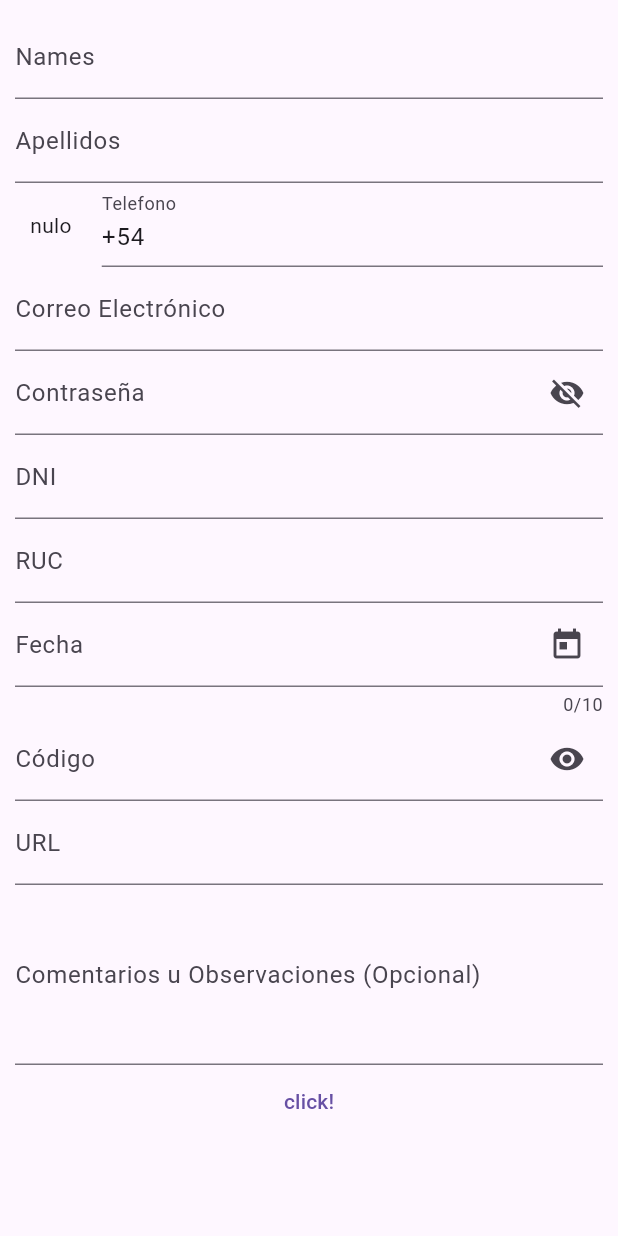
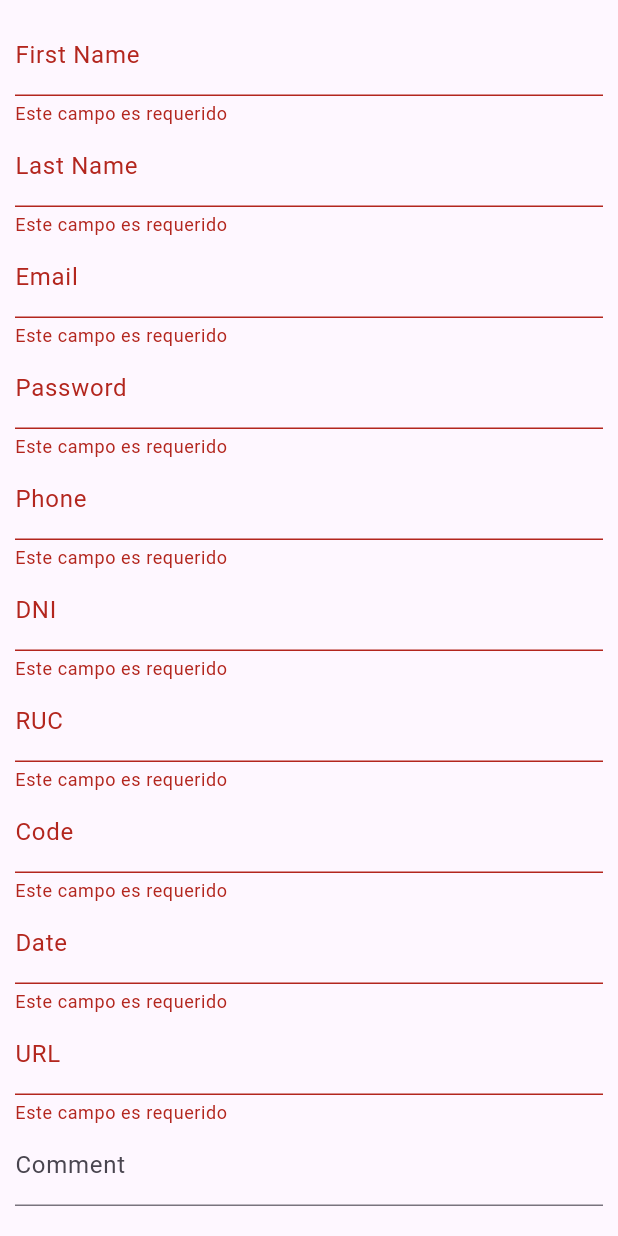
Before and after one commit to ValentinoYikaLoza/inputs_wydnex, a Flutter app: the screen it shows after launch, on a phone screen of 412 x 824 dp. Run offline on Flutter 3.47's test engine with Material 3 defaults, Android fonts, the light colour scheme and no system bars; our stand-ins replace dio, flutter_riverpod.

Commit message:
todas los inputs funcionando correctamente, falta decorar

```diff
--- /dev/null
+++ b/lib/inputs/form_wydnex.dart
@@ -0,0 +1,193 @@
+enum Validators {
+  required,
+  firstName,
+  lastName,
+  email,
+  password,
+  phone,
+  dni,
+  ruc,
+  code,
+  date,
+  url,
+  comment,
+}
+
+class FormWydnex<T> {
+  const FormWydnex({
+    required this.value,
+    this.validators = const [],
+    this.isPure = true,
+  });
+
+  final T value;
+  final List<Validators> validators;
+
+  bool get isValid => errorMessage == null;
+
+  bool get isInvalid => errorMessage != null;
+
+  String? get errorMessage {
+
+    if (this.validators.contains(Validators.required)) {
+      if(value == ''){
+        return 'Este campo es requerido';
+      }
+    }
+
+    if (this.validators.contains(Validators.firstName)) {
+      if (!RegExp(r"^[a-zA-ZÀ-ÿ']+(\s[a-zA-ZÀ-ÿ']+)*$")
+          .hasMatch(value.toString())) {
+        print('> valor incorrecto');
+
+
+        return 'Ingrese un nombre válido (solo letras y espacios)';
+      }
+    }
+
+    if (this.validators.contains(Validators.lastName)) {
+      if (!RegExp(r"^[a-zA-ZÀ-ÿ']+(\s[a-zA-ZÀ-ÿ']+)*$").hasMatch(value.toString())) {
+        return 'Ingrese un apellido válido';
+      }
+    }
+
+    if (this.validators.contains(Validators.email)) {
+      if (!RegExp(r'^[\w-\.]+@([\w-]+\.)+[\w-]{2,4}$').hasMatch(value.toString())) {
+        return 'Ingrese un correo electrónico válido (por ejemplo, example@example.com)';
+      }
+    }
+
+    if (this.validators.contains(Validators.password)) {
+      if (!RegExp(
+              r'^(?=.*[A-Z])(?=.*[a-z])(?=.*[0-9])(?=.*[!@#\$%\^&\*])(?=.{12,})')
+          .hasMatch(value.toString())) {
+        return 'La contraseña debe tener al menos 12 caracteres y contener al menos una letra mayúscula, \nuna letra minúscula, un número y un carácter especial (por ejemplo, Q7PQ^ThLS/TH@C3x{Hfqxg6)';
+      }
+    }
+
+    if (this.validators.contains(Validators.phone)) {
+      if (!RegExp(r'^\+\d{9,14}$').hasMatch(value.toString())) {
+        return 'Ingrese un número de teléfono válido (por ejemplo, +51123456789)';
+      }
+    }
+
+    if (this.validators.contains(Validators.dni)) {
+      if (!RegExp(r'^[0-9]{8}$').hasMatch(value.toString())) {
+        return 'El DNI debe tener exactamente 8 dígitos (por ejemplo, 12345678)';
+      }
+    }
+
+    if (this.validators.contains(Validators.ruc)) {
+      if (!RegExp(r'^[0-9]{11}$').hasMatch(value.toString())) {
+        return 'El RUC debe tener exactamente 11 dígitos (por ejemplo, 12345678901)';
+      }
+    }
+
+    if (this.validators.contains(Validators.code)) {
+      if (!RegExp(r'^[A-Z0-9]{5}[-]?[A-Z0-9]{5}[-]?[A-Z0-9]{5}$')
+          .hasMatch(value.toString())) {
+        return 'Ingrese un código válido con el formato especificado (por ejemplo, KTHJ6-IJ0C6-WK9VN)';
+      }
+    }
+
+    bool isLeapYear(int year) {
+      if (year % 4 != 0) {
+        return false;
+      } else if (year % 100 != 0) {
+        return true;
+      } else if (year % 400 != 0) {
+        return false;
+      } else {
+        return true;
+      }
+    }
+
+    if (this.validators.contains(Validators.date)) {
+      // Utilizamos una expresión regular para verificar el formato de fecha (dd/mm/yyyy)
+      final RegExp dateRegex = RegExp(
+        r'^([0-2][0-9]|3[0-1])/(0[1-9]|1[0-2])/(19|20)\d{2}$',
+      );
+
+      if (!dateRegex.hasMatch(value.toString())) {
+        return 'Ingrese una fecha válida (formato: dd/mm/yyyy)';
+      }
+
+      // Separamos el día, mes y año
+      final List<String> parts = value.toString().split('/');
+      final int day = int.parse(parts[0]);
+      final int month = int.parse(parts[1]);
+      final int year = int.parse(parts[2]);
+
+      // Verificamos si el año es válido
+      if (year < 1900 || year > DateTime.now().year) {
+        return 'Ingrese un año válido (entre 1900 y ${DateTime.now().year})';
+      }
+
+      // Verificamos si el mes es válido
+      if (month < 1 || month > 12) {
+        return 'Ingrese un mes válido (entre 01 y 12)';
+      }
+
+      // Verificamos si el día es válido para el mes y año dados
+      switch (month) {
+        case 2: // Febrero
+          if (isLeapYear(year)) {
+            if (day < 1 || day > 29) {
+              return 'Ingrese un día válido para febrero (año bisiesto)';
+            }
+          } else {
+            if (day < 1 || day > 28) {
+              return 'Ingrese un día válido para febrero (entre 01 y 28)';
+            }
+          }
+          break;
+        case 4: // Abril
+        case 6: // Junio
+        case 9: // Septiembre
+        case 11: // Noviembre
+          if (day < 1 || day > 30) {
+            return 'Ingrese un día válido para este mes (entre 01 y 30)';
+          }
+          break;
+        default: // Resto de los meses
+          if (day < 1 || day > 31) {
+            return 'Ingrese un día válido para este mes (entre 01 y 31)';
+          }
+      }
+    }
+
+    if (this.validators.contains(Validators.url)) {
+      if (!RegExp(
+              r'^(?:http|https)?://(?:(?:[a-zA-Z0-9-]+\.)*[a-zA-Z0-9-]+)+(?:/[\w-]+)*\??(?:[\w-]+=[\w-]+&?)*$')
+          .hasMatch(value.toString())) {
+        return 'Ingrese una URL válida (por ejemplo, http://www.ejemplo.com)';
+      }
+    }
+
+    return null;
+  }
+
+  final bool isPure;
+
+  FormWydnex<T> touched() {
+    return copyWith(
+      isPure: false,
+    );
+  }
+
+  FormWydnex<T> setValue(T newValue) {
+    return copyWith(
+      value: newValue,
+    );
+  }
+
+  FormWydnex<T> copyWith({
+    bool? isPure,
+    T? value,
+  }) =>
+      FormWydnex<T>(
+        isPure: isPure ?? this.isPure,
+        validators: this.validators,
+        value: value ?? this.value,
+      );
+}
--- /dev/null
+++ b/lib/inputs/provider.dart
@@ -0,0 +1,168 @@
+import 'package:flutter_riverpod/flutter_riverpod.dart';
+
+import 'package:inputs_wydnex/inputs/form_wydnex.dart';
+
+final inputsProvider =
+    StateNotifierProvider<InputsNotifier, InputsState>((ref) {
+  return InputsNotifier(ref);
+});
+
+class InputsNotifier extends StateNotifier<InputsState> {
+  InputsNotifier(this.ref) : super(InputsState());
+  final StateNotifierProviderRef ref;
+
+  changeFirstName(FormWydnex<String> firstName) {
+    state = state.copyWith(
+      firstName: firstName,
+    );
+  }
+
+  changeLastName(FormWydnex<String> lastName) {
+    state = state.copyWith(
+      lastName: lastName,
+    );
+  }
+
+  changeEmail(FormWydnex<String> email) {
+    state = state.copyWith(
+      email: email,
+    );
+  }
+
+  changePassword(FormWydnex<String> password) {
+    state = state.copyWith(
+      password: password,
+    );
+  }
+
+  changePhone(FormWydnex<String> phone) {
+    state = state.copyWith(
+      phone: phone,
+    );
+  }
+
+  changeDNI(FormWydnex<String> dni) {
+    state = state.copyWith(
+      dni: dni,
+    );
+  }
+
+  changeRUC(FormWydnex<String> ruc) {
+    state = state.copyWith(
+      ruc: ruc,
+    );
+  }
+
+  changeCode(FormWydnex<String> code) {
+    state = state.copyWith(
+      code: code,
+    );
+  }
+
+  changeDate(FormWydnex<String> date) {
+    state = state.copyWith(
+      date: date,
+    );
+  }
+
+  changeURL(FormWydnex<String> url) {
+    state = state.copyWith(
+      url: url,
+    );
+  }
+
+  changeComment(FormWydnex<String> comment) {
+    state = state.copyWith(
+      comment: comment,
+    );
+  }
+}
+
+class InputsState {
+  final FormWydnex<String> firstName;
+  final FormWydnex<String> lastName;
+  final FormWydnex<String> email;
+  final FormWydnex<String> password;
+  final FormWydnex<String> phone;
+  final FormWydnex<String> dni;
+  final FormWydnex<String> ruc;
+  final FormWydnex<String> code;
+  final FormWydnex<String> date;
+  final FormWydnex<String> url;
+  final FormWydnex<String> comment;
+
+  InputsState({
+    this.firstName = const FormWydnex(
+      value: '',
+      validators: [Validators.required, Validators.firstName],
+    ),
+    this.lastName = const FormWydnex(
+      value: '',
+      validators: [Validators.required, Validators.lastName],
+    ),
+    this.email = const FormWydnex(
+      value: '',
+      validators: [Validators.required, Validators.email],
+    ),
+    this.password = const FormWydnex(
+      value: '',
+      validators: [Validators.required, Validators.password],
+    ),
+    this.phone = const FormWydnex(
+      value: '',
+      validators: [Validators.required, Validators.phone],
+    ),
+    this.dni = const FormWydnex(
+      value: '',
+      validators: [Validators.required, Validators.dni],
+    ),
+    this.ruc = const FormWydnex(
+      value: '',
+      validators: [Validators.required, Validators.ruc],
+    ),
+    this.code = const FormWydnex(
+      value: '',
+      validators: [Validators.required, Validators.code],
+    ),
+    this.date = const FormWydnex(
+      value: '',
+      validators: [Validators.required, Validators.date],
+    ),
+    this.url = const FormWydnex(
+      value: '',
+      validators: [Validators.required, Validators.url],
+    ),
+    this.comment = const FormWydnex(
+      value: '',
+      validators: [],
+    ),
+  });
+
+  InputsState copyWith({
+    FormWydnex<String>? firstName,
+    FormWydnex<String>? lastName,
+    FormWydnex<String>? email,
+    FormWydnex<String>? password,
+    FormWydnex<String>? phone,
+    FormWydnex<String>? dni,
+    FormWydnex<String>? ruc,
+    FormWydnex<String>? code,
+    FormWydnex<String>? date,
+    FormWydnex<String>? url,
+    FormWydnex<String>? comment,
+  }) {
+    return InputsState(
+      firstName: firstName ?? this.firstName,
+      lastName: lastName ?? this.lastName,
+      email: email ?? this.email,
+      password: password ?? this.password,
+      phone: phone ?? this.phone,
+      dni: dni ?? this.dni,
+      ruc: ruc ?? this.ruc,
+      code: code ?? this.code,
+      date: date ?? this.date,
+      url: url ?? this.url,
+      comment: comment ?? this.comment,
+    );
+  }
+}
--- a/lib/main.dart
+++ b/lib/main.dart
@@ -1,119 +1,104 @@
 import 'package:flutter/material.dart';
-// import 'package:inputs_wydnex/screens/home.dart';
-import 'package:inputs_wydnex/widgets/code_input.dart';
-import 'package:inputs_wydnex/widgets/comment_input.dart';
-import 'package:inputs_wydnex/widgets/date_input.dart';
-import 'package:inputs_wydnex/widgets/dni_input.dart';
-import 'package:inputs_wydnex/widgets/email_input.dart';
-import 'package:inputs_wydnex/widgets/first_name_input.dart';
-import 'package:inputs_wydnex/widgets/last_name_input.dart';
-import 'package:inputs_wydnex/widgets/password_input.dart';
-import 'package:inputs_wydnex/widgets/phone_input.dart';
-import 'package:inputs_wydnex/widgets/ruc_input.dart';
-import 'package:inputs_wydnex/widgets/url_input.dart';
+import 'package:flutter_riverpod/flutter_riverpod.dart';
+import 'package:inputs_wydnex/inputs/provider.dart';
+import 'package:inputs_wydnex/widgets/input_wydnex.dart';
 
 void main() {
-  runApp(const MainApp());
+  runApp(const ProviderScope(child: MainApp()));
 }
 
-class MainApp extends StatelessWidget {
+class MainApp extends ConsumerWidget {
   const MainApp({super.key});
 
   @override
-  Widget build(BuildContext context) {
-    final TextEditingController firstNameController = TextEditingController();
-    final TextEditingController lastNameController = TextEditingController();
-    final TextEditingController emailController = TextEditingController();
-    final TextEditingController phoneController = TextEditingController();
-    final TextEditingController passwordController = TextEditingController();
-    final TextEditingController dniController = TextEditingController();
-    final TextEditingController rucController = TextEditingController();
-    final TextEditingController codeController = TextEditingController();
-    final TextEditingController urlController = TextEditingController();
-    final TextEditingController dateController = TextEditingController();
-    final TextEditingController commentsController = TextEditingController();
-    String? firstNameError;
-    String? lastNameError;
-    String? emailError;
-    String? phoneError;
-    String? passwordError;
-    String? dniError;
-    String? rucError;
-    String? codeError;
-    String? urlError;
-    String? dateError;
-    String? commentsError;
+  Widget build(BuildContext context, ref) {
+    final inputs = ref.watch(inputsProvider);
 
     return MaterialApp(
       debugShowCheckedModeBanner: false,
       home: Scaffold(
-        // body: InputsWydnex(),
         body: Padding(
           padding: const EdgeInsets.all(10),
           child: SingleChildScrollView(
             child: Column(
               children: [
-                FirstNameInput(
-                  controller: firstNameController,
-                  label: 'Names',
-                  error: firstNameError,
-                  focus: false,
+                InputWydnex(
+                  value: inputs.firstName,
+                  onChanged: (value) {
+                    ref.read(inputsProvider.notifier).changeFirstName(value);
+                  },
+                  label: 'First Name',
                 ),
-                LastNameInput(
-                  controller: lastNameController,
-                  error: lastNameError,
-                  focus: true,
+                InputWydnex(
+                  value: inputs.lastName,
+                  onChanged: (value) {
+                    ref.read(inputsProvider.notifier).changeLastName(value);
+                  },
+                  label: 'Last Name',
                 ),
-                PhoneInput(
-                  controller: phoneController,
-                  error: phoneError,
-                  focus: true,
+                InputWydnex(
+                  value: inputs.email,
+                  onChanged: (value) {
+                    ref.read(inputsProvider.notifier).changeEmail(value);
+                  },
+                  label: 'Email',
                 ),
-                EmailInput(
-                  controller: emailController,
-                  error: emailError,
-                  focus: true,
+                InputWydnex(
+                  value: inputs.password,
+                  onChanged: (value) {
+                    ref.read(inputsProvider.notifier).changePassword(value);
+                  },
+                  label: 'Password',
                 ),
-                PasswordInput(
-                  controller: passwordController,
-                  error: passwordError,
-                  focus: true,
+                InputWydnex(
+                  value: inputs.phone,
+                  onChanged: (value) {
+                    ref.read(inputsProvider.notifier).changePhone(value);
+                  },
+                  label: 'Phone',
                 ),
-                DniInput(
-                  controller: dniController,
-                  error: dniError,
-                  focus: true,
+                InputWydnex(
+                  value: inputs.dni,
+                  onChanged: (value) {
+                    ref.read(inputsProvider.notifier).changeDNI(value);
+                  },
+                  label: 'DNI',
                 ),
-                RucInput(
-                  controller: rucController,
-                  error: rucError,
-                  focus: true,
+                InputWydnex(
+                  value: inputs.ruc,
+                  onChanged: (value) {
+                    ref.read(inputsProvider.notifier).changeRUC(value);
+                  },
+                  label: 'RUC',
                 ),
-                DateInput(
-                  controller: dateController,
-                  error: dateError,
-                  focus: true,
+                InputWydnex(
+                  value: inputs.code,
+                  onChanged: (value) {
+                    ref.read(inputsProvider.notifier).changeCode(value);
+                  },
+                  label: 'Code',
                 ),
-                CodeInput(
-                  controller: codeController,
-                  error: codeError,
-                  focus: true,
+                InputWydnex(
+                  value: inputs.date,
+                  onChanged: (value) {
+                    ref.read(inputsProvider.notifier).changeDate(value);
+                  },
+                  label: 'Date',
                 ),
-                UrlInput(
-                  controller: urlController,
-                  error: urlError,
-                  focus: true,
+                InputWydnex(
+                  value: inputs.url,
+                  onChanged: (value) {
+                    ref.read(inputsProvider.notifier).changeURL(value);
+                  },
+                  label: 'URL',
                 ),
-                CommentInput(
-                  controller: commentsController,
-                  error: commentsError,
+                InputWydnex(
+                  value: inputs.comment,
+                  onChanged: (value) {
+                    ref.read(inputsProvider.notifier).changeComment(value);
+                  },
+                  label: 'Comment',
                 ),
-                TextButton(onPressed: (){
-                  if (firstNameError != ""){
-                    print(firstNameController.text);
-                  }
-                }, child: const Text('click!'))
-
               ],
             ),
           ),
--- /dev/null
+++ b/lib/widgets/input_wydnex.dart
@@ -0,0 +1,69 @@
+import 'package:flutter/material.dart';
+import 'package:inputs_wydnex/inputs/form_wydnex.dart';
+
+class InputWydnex extends StatefulWidget {
+  const InputWydnex({
+    super.key,
+    required this.value,
+    required this.onChanged,
+    required this.label,
+  });
+
+  final FormWydnex<String> value;
+  final void Function(FormWydnex<String> value) onChanged;
+  final String label;
+
+  @override
+  State<InputWydnex> createState() => _InputWydnexState();
+}
+
+class _InputWydnexState extends State<InputWydnex> {
+  final TextEditingController controller = TextEditingController();
+  final FocusNode _focusNode = FocusNode();
+
+  @override
+  void initState() {
+    super.initState();
+    _focusNode.addListener(() {
+      if (!_focusNode.hasFocus) {
+        widget.onChanged(widget.value.touched());
+      }
+    });
+  }
+
+  @override
+  void dispose() {
+    _focusNode.dispose();
+    super.dispose();
+  }
+
+  @override
+  Widget build(BuildContext context) {
+    controller.value = controller.value.copyWith(
+      text: widget.value.value,
+      selection: TextSelection.collapsed(
+        offset: controller.selection.end,
+      ),
+    );
+    return TextFormField(
+      style: const TextStyle(
+        fontSize: 14,
+        fontWeight: FontWeight.w800,
+        height: 22 / 14,
+      ),
+      decoration: InputDecoration(
+        labelText: widget.label,
+        errorText: widget.value.errorMessage,
+      ),
+      controller: controller,
+      onChanged: (value) {
+        widget.onChanged(
+          !widget.value.isPure
+              ? widget.value.setValue(value)
+              : widget.value.touched().setValue(value),
+
+        );
+      },
+    );
+  }
+}
--- a/lib/widgets/phone_input.dart
+++ b/lib/widgets/phone_input.dart
@@ -1,8 +1,11 @@
 import 'package:dio/dio.dart';
 import 'package:flutter/material.dart';
+import 'package:flutter_riverpod/flutter_riverpod.dart';
+import 'package:inputs_wydnex/inputs/provider.dart';
 import 'package:inputs_wydnex/models/country_response.dart';
+import 'package:inputs_wydnex/widgets/input_wydnex.dart';
 
-class PhoneInput extends StatefulWidget {
+class PhoneInput extends ConsumerStatefulWidget {
   final TextEditingController controller;
   final String label;
   final String? error;
@@ -16,10 +19,10 @@
   });
 
   @override
-  State<PhoneInput> createState() => _PhoneInputState();
+  _PhoneInputState createState() => _PhoneInputState();
 }
 
-class _PhoneInputState extends State<PhoneInput> {
+class _PhoneInputState extends ConsumerState<PhoneInput> {
   Country? selectedCountry;
 
   late List<Country> countries = []; // Lista de países
@@ -70,8 +73,8 @@
         countries.addAll(fetchedCountries);
       });
       // Assuming 'peru' is a Country object or a way to identify the desired country:
-      selectedCountry ??= fetchedCountries
-          .firstWhere((country) => country.name.common.toLowerCase() == 'argentina');
+      selectedCountry ??= fetchedCountries.firstWhere(
+          (country) => country.name.common.toLowerCase() == 'argentina');
     } catch (e) {
       print('Error al cargar los países: $e');
       // Manejar el error adecuadamente, como mostrar un mensaje al usuario
@@ -140,17 +143,10 @@
     );
   }
 
-  String? validate(String? value) {
-    if (value == null || value.isEmpty) {
-      return 'Por favor, ingrese su número de teléfono';
-    } else if (!RegExp(r'^\+\d{9,14}$').hasMatch(value)) {
-      return 'Ingrese un número de teléfono válido (por ejemplo, +51123456789)';
-    }
-    return null;
-  }
-
   @override
   Widget build(BuildContext context) {
+    final inputs = ref.watch(inputsProvider);
+
     return SizedBox(
       width: MediaQuery.of(context).size.width,
       child: Row(
@@ -177,21 +173,12 @@
                 : const Text('nulo'),
           ),
           Expanded(
-            child: TextFormField(
-              controller: widget.controller,
-              keyboardType: TextInputType.phone,
-              focusNode: phoneFocusNode,
-              autovalidateMode: AutovalidateMode.onUserInteraction,
-              decoration: InputDecoration(
-                labelText: widget.label,
-                errorText: widget.error,
-              ),
-              validator: validate,
-              onEditingComplete: () {
-                if (validate(widget.controller.text) == null && widget.focus) {
-                  FocusScope.of(context).unfocus(); // Oculta el teclado virtual
-                }
+            child: InputWydnex(
+              value: inputs.phone,
+              onChanged: (value) {
+                ref.read(inputsProvider.notifier).changePhone(value);
               },
+              label: widget.label,
             ),
           ),
         ],
--- a/pubspec.yaml
+++ b/pubspec.yaml
@@ -10,6 +10,8 @@
   dio: ^5.4.3+1
   flutter:
     sdk: flutter
+  flutter_riverpod: ^2.5.1
+  formz: ^0.7.0
   intl: ^0.19.0
 
 dev_dependencies:
```
Also changed, not shown: lib/widgets/text_field_container.dart (added, +43 -0 lines), lib/inputs/firstname.dart (deleted), pubspec.lock.
